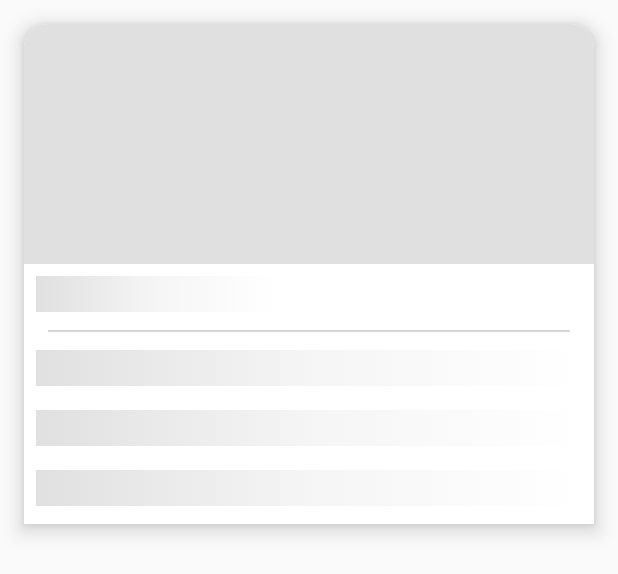
After one commit to ezebongiovi/gouter, an Android app: the layout skeleton_holder_event.xml on its own in the app's theme, with its tools: preview values and no code run, on a phone screen of 412 x 824 dp. The commit adds this screen. Shown: the top 574 px of the screen. Run offline under Robolectric (Android 15) with nearby library versions, the phone set to English and light mode, and no system bars; network calls fail.

Commit message:
[Skeleton] Events

```diff
--- a/app/build.gradle
+++ b/app/build.gradle
@@ -89,6 +89,8 @@ dependencies {
     implementation('com.stepstone.stepper:material-stepper:4.3.0') {
         exclude group: 'com.android.support', module: 'appcompat-v7'
     }
+    // Facebook Shimmer
+    implementation'com.facebook.shimmer:shimmer:0.1.0@aar'
     // JSON Converter
     implementation 'com.squareup.retrofit2:converter-gson:2.3.0'
 }
--- /dev/null
+++ b/app/src/main/res/layout/skeleton_holder_event.xml
@@ -0,0 +1,58 @@
+<?xml version="1.0" encoding="utf-8"?>
+<com.facebook.shimmer.ShimmerFrameLayout xmlns:android="http://schemas.android.com/apk/res/android"
+    xmlns:app="http://schemas.android.com/apk/res-auto"
+    android:id="@+id/shimmerLayout"
+    android:layout_width="match_parent"
+    android:layout_height="wrap_content"
+    android:layout_margin="@dimen/_2m"
+    android:background="@drawable/box_radio_white"
+    android:elevation="@dimen/_1m"
+    app:angle="cw_270"
+    android:paddingBottom="@dimen/_0_5m">
+
+    <LinearLayout
+        android:layout_width="match_parent"
+        android:layout_height="wrap_content"
+        android:orientation="vertical">
+
+        <ImageView
+            android:layout_width="match_parent"
+            android:layout_height="@dimen/_20m"
+            android:background="@drawable/box_radio_grey"
+            android:minHeight="@dimen/_10m" />
+
+
+        <FrameLayout
+            android:layout_width="@dimen/_20m"
+            android:layout_height="@dimen/_3m"
+            android:layout_margin="@dimen/_1m"
+            android:background="@drawable/skeleton_background" />
+
+        <View
+            android:layout_width="match_parent"
+            android:layout_height="1dp"
+            android:layout_marginBottom="@dimen/_0_5m"
+            android:layout_marginEnd="@dimen/_2m"
+            android:layout_marginStart="@dimen/_2m"
+            android:layout_marginTop="@dimen/_0_5m"
+            android:background="@color/ms_material_grey_400" />
+
+        <FrameLayout
+            android:layout_width="match_parent"
+            android:layout_height="@dimen/_3m"
+            android:layout_margin="@dimen/_1m"
+            android:background="@drawable/skeleton_background" />
+
+        <FrameLayout
+            android:layout_width="match_parent"
+            android:layout_height="@dimen/_3m"
+            android:layout_margin="@dimen/_1m"
+            android:background="@drawable/skeleton_background" />
+
+        <FrameLayout
+            android:layout_width="match_parent"
+            android:layout_height="@dimen/_3m"
+            android:layout_margin="@dimen/_1m"
+            android:background="@drawable/skeleton_background" />
+    </LinearLayout>
+</com.facebook.shimmer.ShimmerFrameLayout>
--- a/app/src/main/res/values/colors.xml
+++ b/app/src/main/res/values/colors.xml
@@ -10,7 +10,7 @@
     <color name="colorWhite_20">#20FFFFFF</color>
     <color name="colorTextPrimary">#000000</color>
     <color name="colorTextSecondary">#000000</color>
-    <color name="backgroundGrey">#BDBDBD</color>
-    <color name="backgroundGrey_50">#50BDBDBD</color>
+    <color name="backgroundGrey">#E0E0E0</color>
+    <color name="backgroundGrey_50">#50E0E0E0</color>
     <color name="colorPink">#E91E63</color>
 </resources>
```
Also changed, not shown: app/src/main/java/com/testableapp/fragments/EventsFragment.java (+8 -10 lines), app/src/main/res/layout/fragment_events.xml (+17 -8 lines).
